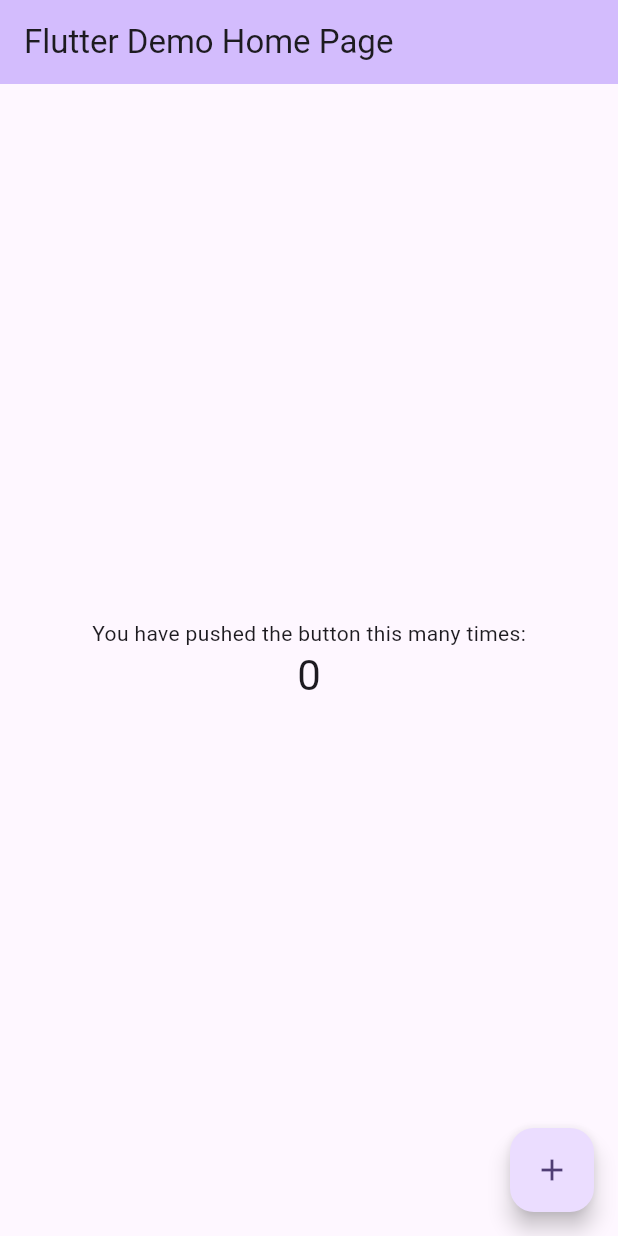
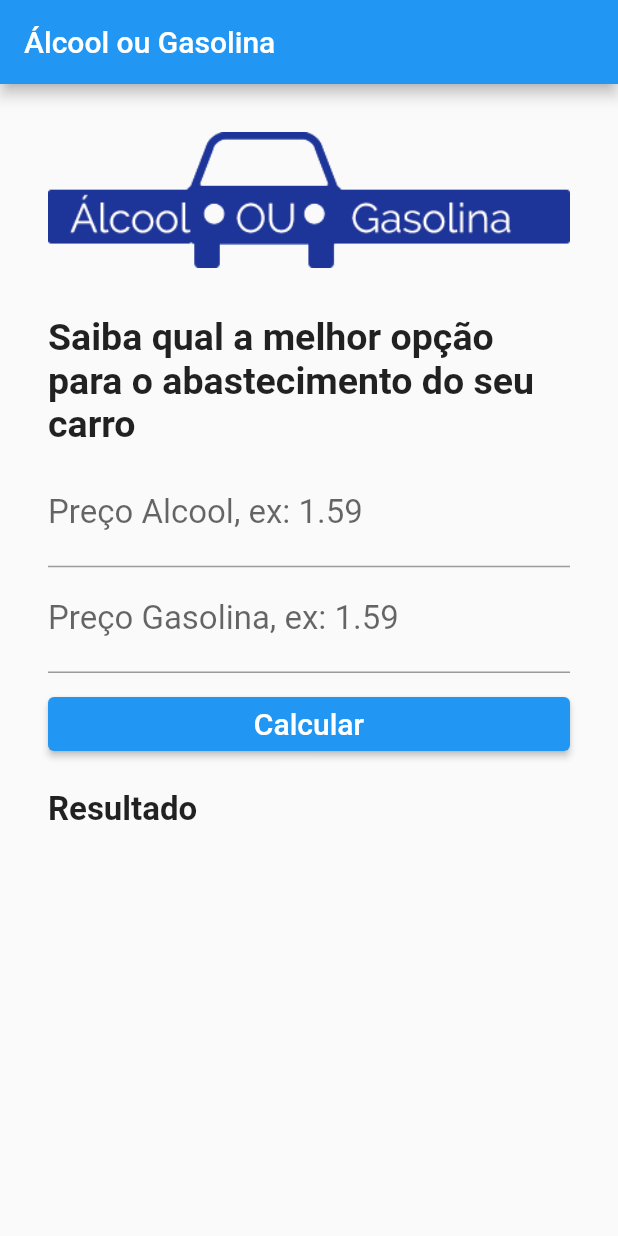
Before and after one commit to Queonias/AppAlcoolGasolina, a Flutter app: the screen it shows after launch, on a phone screen of 412 x 824 dp. Run offline on Flutter 3.47's test engine with Material 2 defaults, Android fonts, the phone set to English and light mode, and no system bars.

Commit message:
feat: interface do app criada

```diff
--- /dev/null
+++ b/lib/home.dart
@@ -0,0 +1,84 @@
+import 'package:flutter/material.dart';
+
+class Home extends StatefulWidget {
+  const Home({super.key});
+
+  @override
+  State<Home> createState() => _HomeState();
+}
+
+class _HomeState extends State<Home> {
+  @override
+  Widget build(BuildContext context) {
+    final controllerAlcool = TextEditingController();
+    final controllerGasolina = TextEditingController();
+
+    return Scaffold(
+      appBar: AppBar(
+        title: const Text("Álcool ou Gasolina"),
+        backgroundColor: Colors.blue,
+      ),
+      body: SingleChildScrollView(
+        padding: const EdgeInsets.all(32),
+        child: Column(
+          crossAxisAlignment: CrossAxisAlignment.stretch,
+          children: [
+            const Padding(
+              padding: EdgeInsets.only(bottom: 32),
+              child: Image(image: AssetImage("imagens/logo.png")),
+            ),
+            const Padding(
+              padding: EdgeInsets.only(bottom: 10),
+              child: Text(
+                "Saiba qual a melhor opção para o abastecimento do seu carro",
+                style: TextStyle(fontSize: 25, fontWeight: FontWeight.bold),
+              ),
+            ),
+            TextField(
+              keyboardType: TextInputType.number,
+              decoration: const InputDecoration(
+                labelText: "Preço Alcool, ex: 1.59",
+              ),
+              style: const TextStyle(
+                fontSize: 22,
+              ),
+              controller: controllerAlcool,
+            ),
+            TextField(
+              keyboardType: TextInputType.number,
+              decoration: const InputDecoration(
+                labelText: "Preço Gasolina, ex: 1.59",
+              ),
+              style: const TextStyle(
+                fontSize: 22,
+              ),
+              controller: controllerGasolina,
+            ),
+            Padding(
+              padding: const EdgeInsets.only(top: 10),
+              child: ElevatedButton(
+                style: ElevatedButton.styleFrom(
+                  backgroundColor: Colors.blue,
+                ),
+                onPressed: () {
+                  print("object");
+                },
+                child: const Text(
+                  "Calcular",
+                  style: TextStyle(fontSize: 20),
+                ),
+              ),
+            ),
+            const Padding(
+              padding: EdgeInsets.only(top: 20),
+              child: Text(
+                "Resultado",
+                style: TextStyle(fontSize: 22, fontWeight: FontWeight.bold),
+              ),
+            )
+          ],
+        ),
+      ),
+    );
+  }
+}
--- a/lib/main.dart
+++ b/lib/main.dart
@@ -1,125 +1,9 @@
+import 'package:alcool_ou_gasolina/home.dart';
 import 'package:flutter/material.dart';
 
 void main() {
-  runApp(const MyApp());
+  runApp(const MaterialApp(
+    debugShowCheckedModeBanner: false,
+    home: Home(),
+  ));
 }
-
-class MyApp extends StatelessWidget {
-  const MyApp({super.key});
-
-  // This widget is the root of your application.
-  @override
-  Widget build(BuildContext context) {
-    return MaterialApp(
-      title: 'Flutter Demo',
-      theme: ThemeData(
-        // This is the theme of your application.
-        //
-        // TRY THIS: Try running your application with "flutter run". You'll see
-        // the application has a blue toolbar. Then, without quitting the app,
-        // try changing the seedColor in the colorScheme below to Colors.green
-        // and then invoke "hot reload" (save your changes or press the "hot
-        // reload" button in a Flutter-supported IDE, or press "r" if you used
-        // the command line to start the app).
-        //
-        // Notice that the counter didn't reset back to zero; the application
-        // state is not lost during the reload. To reset the state, use hot
-        // restart instead.
-        //
-        // This works for code too, not just values: Most code changes can be
-        // tested with just a hot reload.
-        colorScheme: ColorScheme.fromSeed(seedColor: Colors.deepPurple),
-        useMaterial3: true,
-      ),
-      home: const MyHomePage(title: 'Flutter Demo Home Page'),
-    );
-  }
-}
-
-class MyHomePage extends StatefulWidget {
-  const MyHomePage({super.key, required this.title});
-
-  // This widget is the home page of your application. It is stateful, meaning
-  // that it has a State object (defined below) that contains fields that affect
-  // how it looks.
-
-  // This class is the configuration for the state. It holds the values (in this
-  // case the title) provided by the parent (in this case the App widget) and
-  // used by the build method of the State. Fields in a Widget subclass are
-  // always marked "final".
-
-  final String title;
-
-  @override
-  State<MyHomePage> createState() => _MyHomePageState();
-}
-
-class _MyHomePageState extends State<MyHomePage> {
-  int _counter = 0;
-
-  void _incrementCounter() {
-    setState(() {
-      // This call to setState tells the Flutter framework that something has
-      // changed in this State, which causes it to rerun the build method below
-      // so that the display can reflect the updated values. If we changed
-      // _counter without calling setState(), then the build method would not be
-      // called again, and so nothing would appear to happen.
-      _counter++;
-    });
-  }
-
-  @override
-  Widget build(BuildContext context) {
-    // This method is rerun every time setState is called, for instance as done
-    // by the _incrementCounter method above.
-    //
-    // The Flutter framework has been optimized to make rerunning build methods
-    // fast, so that you can just rebuild anything that needs updating rather
-    // than having to individually change instances of widgets.
-    return Scaffold(
-      appBar: AppBar(
-        // TRY THIS: Try changing the color here to a specific color (to
-        // Colors.amber, perhaps?) and trigger a hot reload to see the AppBar
-        // change color while the other colors stay the same.
-        backgroundColor: Theme.of(context).colorScheme.inversePrimary,
-        // Here we take the value from the MyHomePage object that was created by
-        // the App.build method, and use it to set our appbar title.
-        title: Text(widget.title),
-      ),
-      body: Center(
-        // Center is a layout widget. It takes a single child and positions it
-        // in the middle of the parent.
-        child: Column(
-          // Column is also a layout widget. It takes a list of children and
-          // arranges them vertically. By default, it sizes itself to fit its
-          // children horizontally, and tries to be as tall as its parent.
-          //
-          // Column has various properties to control how it sizes itself and
-          // how it positions its children. Here we use mainAxisAlignment to
-          // center the children vertically; the main axis here is the vertical
-          // axis because Columns are vertical (the cross axis would be
-          // horizontal).
-          //
-          // TRY THIS: Invoke "debug painting" (choose the "Toggle Debug Paint"
-          // action in the IDE, or press "p" in the console), to see the
-          // wireframe for each widget.
-          mainAxisAlignment: MainAxisAlignment.center,
-          children: <Widget>[
-            const Text(
-              'You have pushed the button this many times:',
-            ),
-            Text(
-              '$_counter',
-              style: Theme.of(context).textTheme.headlineMedium,
-            ),
-          ],
-        ),
-      ),
-      floatingActionButton: FloatingActionButton(
-        onPressed: _incrementCounter,
-        tooltip: 'Increment',
-        child: const Icon(Icons.add),
-      ), // This trailing comma makes auto-formatting nicer for build methods.
-    );
-  }
-}
--- a/pubspec.yaml
+++ b/pubspec.yaml
@@ -59,9 +59,8 @@ flutter:
   uses-material-design: true
 
   # To add assets to your application, add an assets section, like this:
-  # assets:
-  #   - images/a_dot_burr.jpeg
-  #   - images/a_dot_ham.jpeg
+  assets:
+    - imagens/logo.png
 
   # An image asset can refer to one or more resolution-specific "variants", see
   # https://flutter.dev/assets-and-images/#resolution-aware
```
Also changed, not shown: imagens/logo.png (added), 1 other file.
